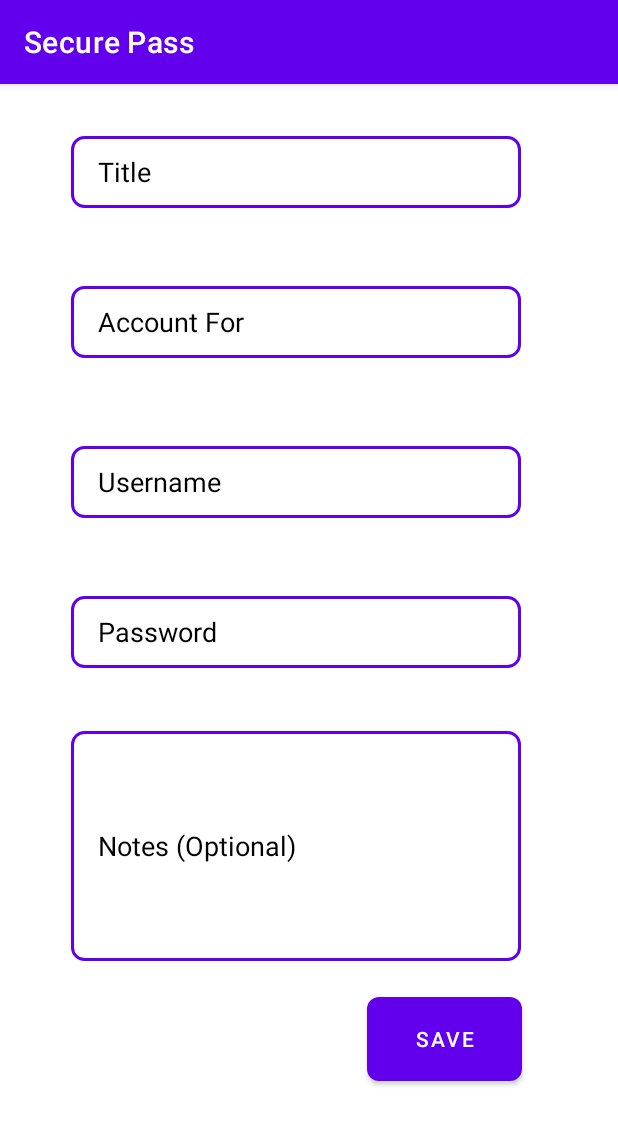
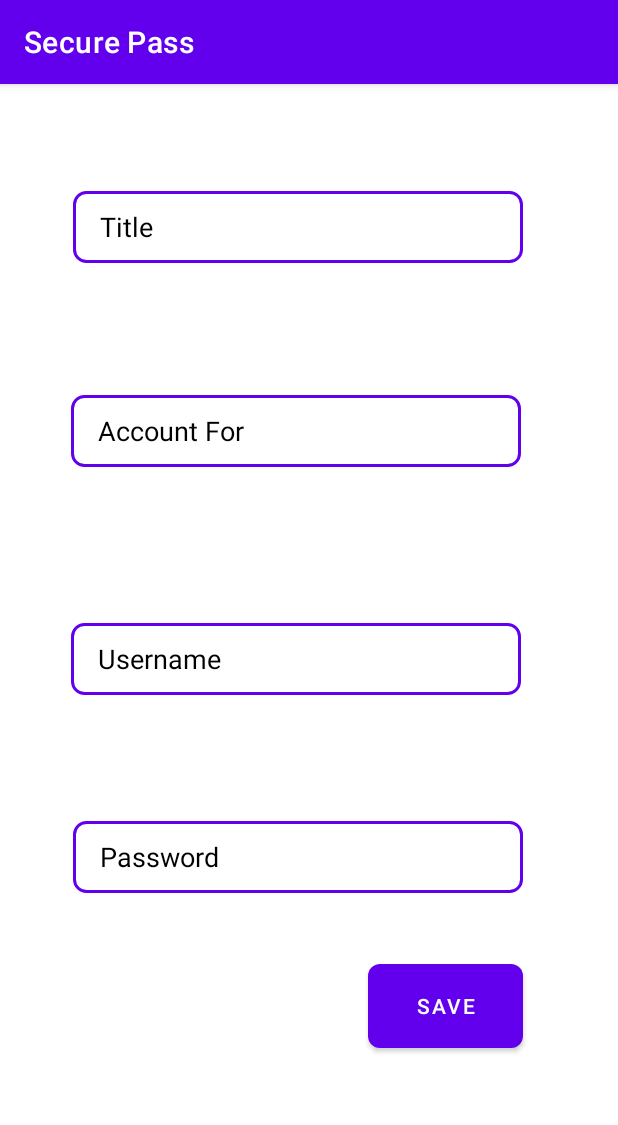
Before and after one commit to rdjirackor/Password_Manager_Android, an Android app: the EnterDetails screen opened directly, with no data from a screen before it, on a phone screen of 412 x 824 dp. Shown: the top 1125 px of the screen. Run offline under Robolectric (Android 15) with nearby library versions, the light colour scheme and no system bars.

Commit message:
Made amends to each and everyones code

```diff
--- a/app/src/main/java/com/example/groupseven/EnterDetails.java
+++ b/app/src/main/java/com/example/groupseven/EnterDetails.java
@@ -15,22 +15,20 @@ import android.widget.Toast;
 // EnterDetails.java
 
 public class EnterDetails extends AppCompatActivity {
-    // ...
+
 
     @Override
     protected void onCreate(Bundle savedInstanceState) {
         super.onCreate(savedInstanceState);
         setContentView(R.layout.enter_details);
-        EditText Pass,Note,Title,Acc,Username;
+        EditText Pass,Title,Acc,Username;
         String display="Added!";
         Pass = findViewById(R.id.password);
         Username=findViewById(R.id.Username);
         Acc=findViewById(R.id.account);
         Title=findViewById(R.id.Title);
-        Note=findViewById(R.id.Notes);
 
         Pass.setTextColor(Color.BLACK);
-        Note.setTextColor(Color.BLACK);
         Title.setTextColor(Color.BLACK);
         Acc.setTextColor(Color.BLACK);
         Username.setTextColor(Color.BLACK);
@@ -43,8 +41,11 @@ public class EnterDetails extends AppCompatActivity {
 
                         String Tit = Title.getText().toString();
                         String Pas = Pass.getText().toString();
+                        String Acco = Acc.getText().toString();
+                        String Usernamo = Username.getText().toString();
+
                         Intent resultIntent = new Intent();
-                        resultIntent.putExtra("description", "Title:"+Tit +"\n"+"Password:"+Pas);
+                        resultIntent.putExtra("description", "Title:"+Tit +"\n"+"Password:"+Pas+"\n"+"Account:"+Acco+"\n"+"Password:"+Pas+"\n"+"Username:"+Usernamo);
                         setResult(RESULT_OK, resultIntent);
                         finish();
                         int duration = Toast.LENGTH_SHORT;
--- a/app/src/main/res/layout/create_account.xml
+++ b/app/src/main/res/layout/create_account.xml
@@ -36,6 +36,7 @@
                 android:layout_width="match_parent"
                 android:layout_marginTop="30dp"
                 android:layout_height="wrap_content"
+                android:clickable="true"
 
                  />
 
@@ -44,6 +45,7 @@
                 android:layout_width="match_parent"
                 android:layout_height="wrap_content"
                 android:layout_marginTop="20dp"
+                android:clickable="true"
 
                  />
 
@@ -51,6 +53,7 @@
                 android:id="@+id/iii"
                 android:layout_width="match_parent"
                 android:layout_height="wrap_content"
+                android:clickable="true"
                 android:layout_marginTop="20dp"
 
                  />
@@ -59,7 +62,7 @@
                 android:id="@+id/iv"
                 android:layout_width="match_parent"
                 android:layout_marginTop="20dp"
-
+                android:clickable="true"
                 android:layout_height="wrap_content"
                  />
 
@@ -68,6 +71,7 @@
                 android:layout_width="match_parent"
                 android:layout_height="wrap_content"
                 android:layout_marginTop="20dp"
+                android:clickable="true"
 
                  />
 
@@ -76,6 +80,7 @@
                 android:layout_marginTop="20dp"
                 android:layout_width="match_parent"
                 android:layout_height="wrap_content"
+                android:clickable="true"
 
                  />
 
@@ -84,6 +89,7 @@
                 android:layout_width="match_parent"
                 android:layout_marginTop="20dp"
                 android:layout_height="wrap_content"
+                android:clickable="true"
 
                  />
 
@@ -92,6 +98,7 @@
                 android:layout_width="match_parent"
                 android:layout_marginTop="20dp"
                 android:layout_height="wrap_content"
+                android:clickable="true"
 
                  />
 
@@ -100,6 +107,7 @@
                 android:layout_width="match_parent"
                 android:layout_marginTop="20dp"
                 android:layout_height="wrap_content"
+                android:clickable="true"
 
                  />
 
--- a/app/src/main/res/layout/enter_details.xml
+++ b/app/src/main/res/layout/enter_details.xml
@@ -10,85 +10,83 @@
 
 
     <EditText
+        android:id="@+id/password"
         android:layout_width="300dp"
         android:layout_height="wrap_content"
-        android:inputType="textPersonName"
-        android:hint="Password"
-        android:textColorHint="@color/black"
         android:background="@drawable/back"
         android:ems="10"
-        android:id="@+id/password"
-        app:layout_constraintStart_toStartOf="parent" app:layout_constraintEnd_toEndOf="parent"
-        app:layout_constraintTop_toTopOf="parent" app:layout_constraintBottom_toBottomOf="parent"
-        app:layout_constraintHorizontal_bias="0.423" app:layout_constraintVertical_bias="0.474"
-        android:minHeight="48dp"/>
+        android:hint="Password"
+        android:inputType="textPersonName"
+        android:minHeight="48dp"
+        android:textColorHint="@color/black"
+        app:layout_constraintBottom_toBottomOf="parent"
+        app:layout_constraintEnd_toEndOf="parent"
+        app:layout_constraintHorizontal_bias="0.432"
+        app:layout_constraintStart_toStartOf="parent"
+        app:layout_constraintTop_toTopOf="parent"
+        app:layout_constraintVertical_bias="0.682" />
 
     <EditText
-        android:id="@+id/Notes"
+        android:id="@+id/Username"
         android:layout_width="300dp"
-        android:layout_height="153dp"
+        android:layout_height="wrap_content"
         android:background="@drawable/back"
         android:ems="10"
-        android:hint="Notes (Optional)"
+        android:hint="Username"
         android:inputType="textPersonName"
+        android:minHeight="48dp"
         android:textColorHint="@color/black"
         app:layout_constraintBottom_toBottomOf="parent"
         app:layout_constraintEnd_toEndOf="parent"
         app:layout_constraintHorizontal_bias="0.423"
         app:layout_constraintStart_toStartOf="parent"
         app:layout_constraintTop_toTopOf="parent"
-        app:layout_constraintVertical_bias="0.702" />
+        app:layout_constraintVertical_bias="0.499" />
+
     <EditText
+        android:id="@+id/account"
         android:layout_width="300dp"
         android:layout_height="wrap_content"
+        android:background="@drawable/back"
+        android:ems="10"
+        android:hint="Account For"
         android:inputType="textPersonName"
-        android:hint="Username"
-        android:ems="10"
+        android:minHeight="48dp"
         android:textColorHint="@color/black"
-        android:background="@drawable/back"
-        android:id="@+id/Username"
-        app:layout_constraintStart_toStartOf="parent" app:layout_constraintEnd_toEndOf="parent"
-        app:layout_constraintTop_toTopOf="parent" app:layout_constraintBottom_toBottomOf="parent"
-        app:layout_constraintHorizontal_bias="0.423" app:layout_constraintVertical_bias="0.335"
-        android:minHeight="48dp"/>
+        app:layout_constraintBottom_toBottomOf="parent"
+        app:layout_constraintEnd_toEndOf="parent"
+        app:layout_constraintHorizontal_bias="0.423"
+        app:layout_constraintStart_toStartOf="parent"
+        app:layout_constraintTop_toTopOf="parent"
+        app:layout_constraintVertical_bias="0.288" />
+
     <EditText
+        android:id="@+id/Title"
         android:layout_width="300dp"
         android:layout_height="wrap_content"
-        android:inputType="textPersonName"
-        android:hint="Account For"
         android:background="@drawable/back"
         android:ems="10"
+        android:hint="Title"
+        android:inputType="textPersonName"
+        android:minHeight="48dp"
         android:textColorHint="@color/black"
-        app:layout_constraintStart_toStartOf="parent" app:layout_constraintEnd_toEndOf="parent"
-        app:layout_constraintTop_toTopOf="parent" app:layout_constraintBottom_toBottomOf="parent"
-        android:id="@+id/account"
-        app:layout_constraintHorizontal_bias="0.423" app:layout_constraintVertical_bias="0.187"
-        android:minHeight="48dp"/>
-    <EditText
-        android:layout_width="300dp"
-        android:layout_height="wrap_content"
-        android:inputType="textPersonName"
-        android:background="@drawable/back"
-        android:textColorHint="@color/black"
-        app:layout_constraintStart_toStartOf="parent" app:layout_constraintEnd_toEndOf="parent"
-        app:layout_constraintTop_toTopOf="parent" app:layout_constraintBottom_toBottomOf="parent"
-        android:hint="Title"
-        android:ems="10"
-        android:id="@+id/Title"
-        app:layout_constraintHorizontal_bias="0.423" app:layout_constraintVertical_bias="0.048"
-        android:minHeight="48dp"/>
+        app:layout_constraintBottom_toBottomOf="parent"
+        app:layout_constraintEnd_toEndOf="parent"
+        app:layout_constraintHorizontal_bias="0.432"
+        app:layout_constraintStart_toStartOf="parent"
+        app:layout_constraintTop_toTopOf="parent"
+        app:layout_constraintVertical_bias="0.099" />
 
     <Button
         android:id="@+id/save"
         android:layout_width="103dp"
         android:layout_height="56dp"
-        android:layout_marginTop="16dp"
         android:background="@drawable/background"
         android:text="Save"
         app:layout_constraintBottom_toBottomOf="parent"
         app:layout_constraintEnd_toEndOf="parent"
-        app:layout_constraintHorizontal_bias="0.792"
+        app:layout_constraintHorizontal_bias="0.795"
         app:layout_constraintStart_toStartOf="parent"
-        app:layout_constraintTop_toBottomOf="@+id/Notes"
-        app:layout_constraintVertical_bias="0.07" />
+        app:layout_constraintTop_toBottomOf="@+id/password"
+        app:layout_constraintVertical_bias="0.273" />
 </androidx.constraintlayout.widget.ConstraintLayout>
--- a/app/src/main/res/values/strings.xml
+++ b/app/src/main/res/values/strings.xml
@@ -9,6 +9,7 @@
     <string name="Welcome">"Welcome, dude"</string>
     <string name="EnterMaster">Enter Master Password</string>
     <string-array name="SpinnerItems">
+        <item>Menu</item>
         <item>Change Master Password</item>
         <item>Settings</item>
         <item>Exit</item>
```
Also changed, not shown: 1 other file.
